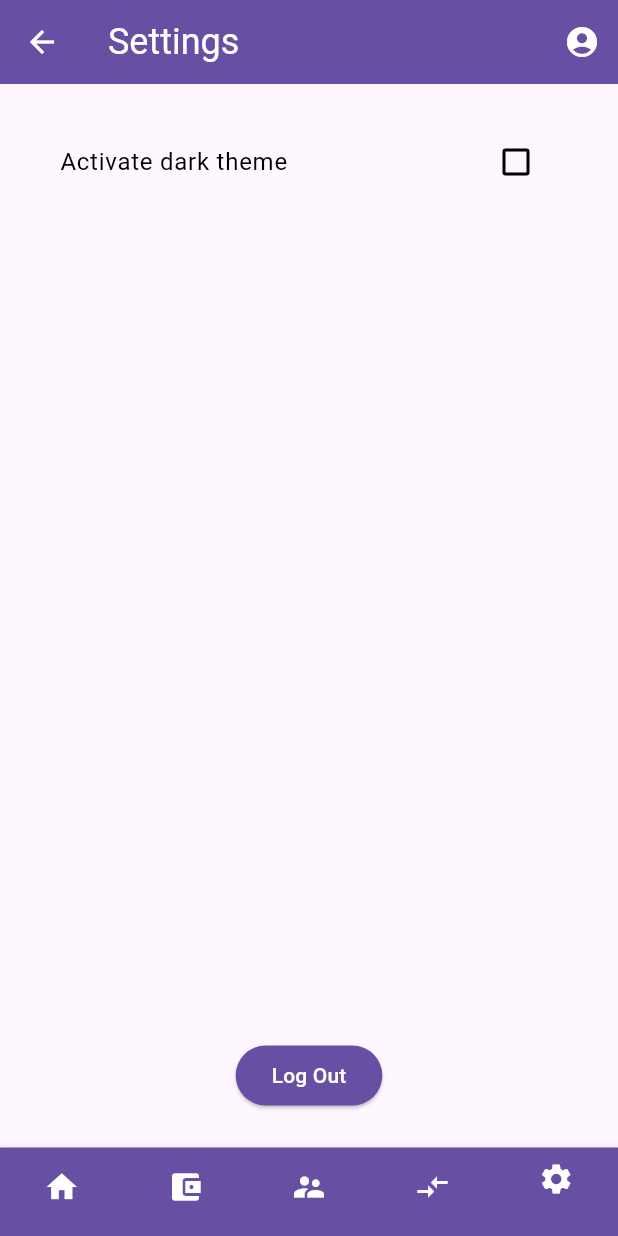
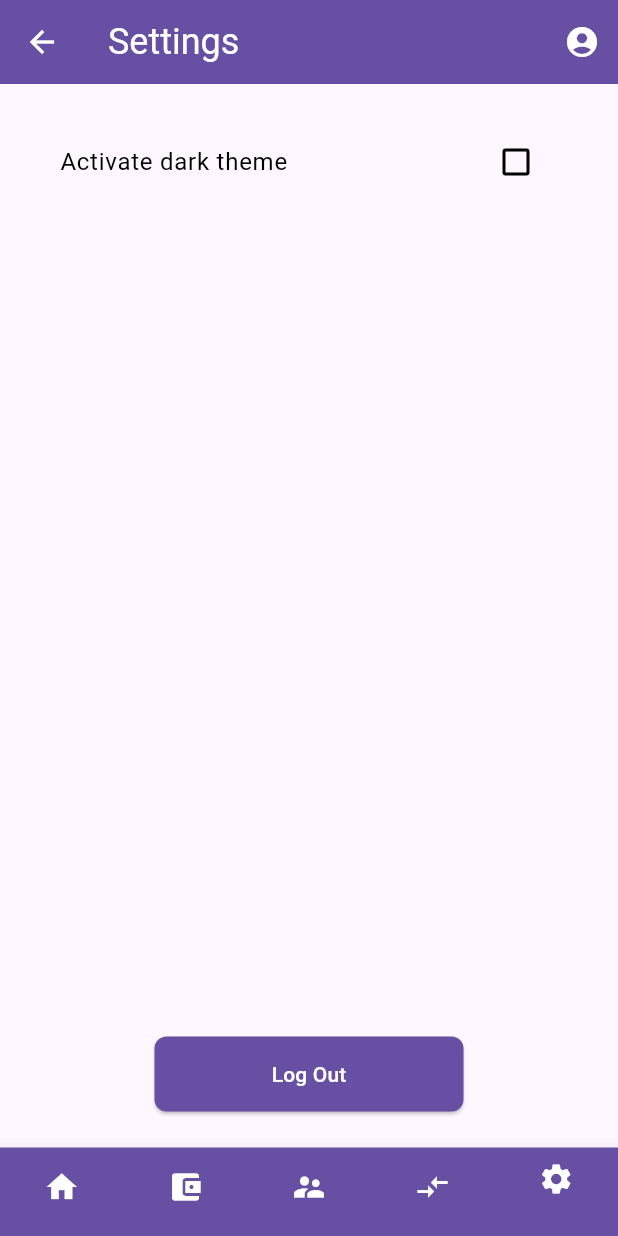
Before and after one commit to GaelleBriet/Bankenstein, a Flutter app: the SettingsView screen opened by its route, on a phone screen of 412 x 824 dp. Run offline on Flutter 3.47's test engine with Material 3 defaults, Android fonts, the phone set to English and light mode, and no system bars; our stand-ins replace flutter_bloc, go_router, open_file, permission_handler.

Commit message:
colors / design

```diff
--- a/bankestein/lib/bloc/settings_cubit.dart
+++ b/bankestein/lib/bloc/settings_cubit.dart
@@ -13,6 +13,7 @@ class SettingCubit extends Cubit<ThemeData> {
     emit(state.brightness == Brightness.light
         ? ThemeData.dark().copyWith(
             primaryColor: const Color(0xFF711CCC),
+            scaffoldBackgroundColor: Colors.grey[900],
             colorScheme: const ColorScheme.dark(
               primary: Color(0xFF711CCC),
             ),
--- a/bankestein/lib/views/settings_view.dart
+++ b/bankestein/lib/views/settings_view.dart
@@ -33,15 +33,22 @@ class SettingsView extends StatelessWidget {
               const Spacer(),
               BlocBuilder<AuthenticationCubit, AuthenticationState>(
                 builder: (context, state) {
-                  return ElevatedButton(
+                  return SizedBox(
+                    height: 50.0,
+                    width: MediaQuery.of(context).size.width / 2,
+                    child: ElevatedButton(
                       onPressed: () {
                         context.read<AuthenticationCubit>().logout();
                       },
                       style: ElevatedButton.styleFrom(
                         backgroundColor: Theme.of(context).primaryColor,
                         foregroundColor: Colors.white,
+                        shape: RoundedRectangleBorder(
+                          borderRadius: BorderRadius.circular(8.0),
+                        ),
                       ),
                       child: const Text('Log Out'),
+                    ),
                   );
                 },
               ),
```
Also changed, not shown: bankestein/lib/views/accounts_list_view.dart (+6 -2 lines). Lines whose indentation alone changed are shown as unchanged.
